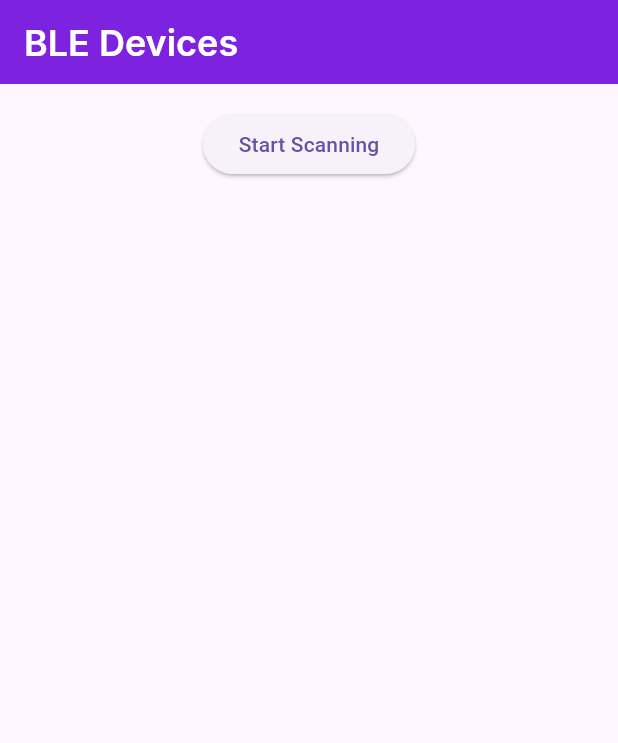
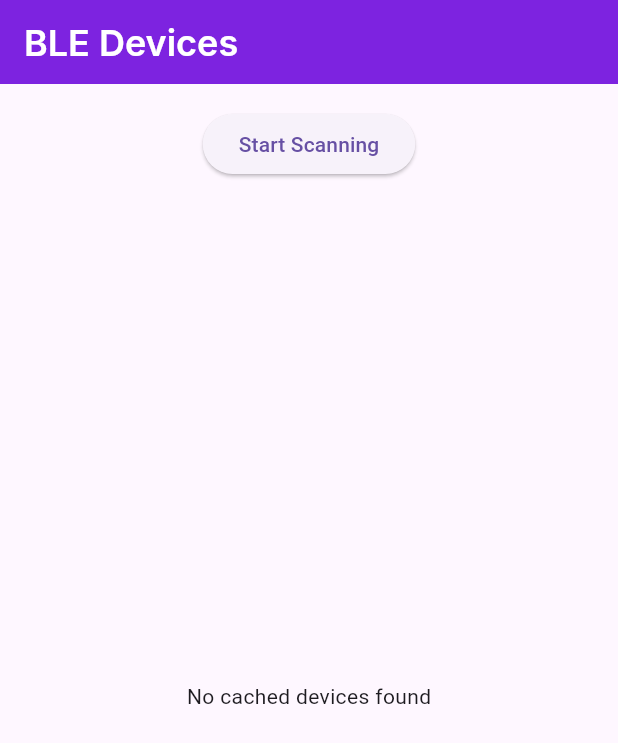
Before and after one commit to gagandeepkaur15/smart-home, a Flutter app: the BLEScanScreen screen opened by its route, on a phone screen of 412 x 824 dp. Shown: the top 743 px of the screen. Run offline on Flutter 3.47's test engine with Material 3 defaults, Android fonts, the phone set to English and light mode, and no system bars; our stand-ins replace equatable, firebase_auth, firebase_core, flutter_bloc, flutter_blue_plus, go_router and 3 more; missing offline and left inert: mqtt_client; accounts and stored records are empty.

Commit message:
Added caching

```diff
--- a/lib/bloc/ble/ble_bloc.dart
+++ b/lib/bloc/ble/ble_bloc.dart
@@ -7,6 +7,20 @@ class BLEBloc extends Bloc<BLEEvent, BLEState> {
   final BLEService _bleService = BLEService();
 
   BLEBloc() : super(BLEInitialState()) {
+    on<BLEInitialLoad>((event, emit) async {
+      emit(BLEInitialState());
+      try {
+        final cachedDevices = await _bleService.getCachedDevices();
+        if (cachedDevices.isNotEmpty) {
+          emit(BLECachedDevicesState(cachedDevices));
+        } else {
+          emit(BLEDeviceErrorState("No cached devices found"));
+        }
+      } catch (e) {
+        emit(BLEDeviceErrorState("Failed to load cached devices"));
+      }
+    });
+
     on<BLEScanStart>((event, emit) async {
       emit(BLEScanInProgressState());
       try {
@@ -14,6 +28,7 @@ class BLEBloc extends Bloc<BLEEvent, BLEState> {
         if (devices.isEmpty) {
           emit(BLEDeviceErrorState("No devices found"));
         } else {
+          await _bleService.saveDevices(devices);
           emit(BLEScanCompleteState(devices));
         }
       } catch (e) {
--- a/lib/bloc/ble/ble_event.dart
+++ b/lib/bloc/ble/ble_event.dart
@@ -6,6 +6,7 @@ abstract class BLEEvent extends Equatable {
   List<Object?> get props => [];
 }
 
+class BLEInitialLoad extends BLEEvent {}
 
 class BLEScanStart extends BLEEvent {}
 
--- a/lib/bloc/ble/ble_state.dart
+++ b/lib/bloc/ble/ble_state.dart
@@ -1,8 +1,15 @@
 import 'package:flutter_blue_plus/flutter_blue_plus.dart';
+import 'package:smart_home/models/cached_device.dart';
 
 abstract class BLEState {}
 
 class BLEInitialState extends BLEState {}
+
+class BLECachedDevicesState extends BLEState {
+  final List<CachedDevice> devices;
+
+  BLECachedDevicesState(this.devices);
+}
 
 class BLEScanInProgressState extends BLEState {}
 
--- a/lib/bloc/mqtt/mqtt_state.dart
+++ b/lib/bloc/mqtt/mqtt_state.dart
@@ -22,7 +22,7 @@ class MQTTMessagePublishedState extends MQTTState {
 }
 
 class MQTTMessageReceivedState extends MQTTState {
-   MQTTMessageReceivedState(List<String> messages) : super(messages);
+   MQTTMessageReceivedState(super.messages);
 }
 
 class MQTTErrorState extends MQTTState {
--- /dev/null
+++ b/lib/models/cached_device.dart
@@ -0,0 +1,6 @@
+class CachedDevice {
+  final String id;
+  final String name;
+
+  CachedDevice(this.id, this.name);
+}
--- a/lib/routes/routes.dart
+++ b/lib/routes/routes.dart
@@ -43,7 +43,7 @@ GoRouter router(AuthenticationBloc authBloc) {
       GoRoute(
         path: '/ble-scan',
         builder: (BuildContext context, GoRouterState state) {
-          return BLEScanScreen();
+          return const BLEScanScreen();
         },
       ),
     ],
--- a/lib/screens/ble.dart
+++ b/lib/screens/ble.dart
@@ -7,8 +7,21 @@ import 'package:smart_home/bloc/ble/ble_event.dart';
 import 'package:smart_home/bloc/ble/ble_state.dart';
 import 'package:smart_home/theme/app_theme.dart';
 
-class BLEScanScreen extends StatelessWidget {
+class BLEScanScreen extends StatefulWidget {
   const BLEScanScreen({super.key});
+
+  @override
+  State<BLEScanScreen> createState() => _BLEScanScreenState();
+}
+
+class _BLEScanScreenState extends State<BLEScanScreen> {
+  @override
+  void initState() {
+    super.initState();
+
+    final bleBloc = BlocProvider.of<BLEBloc>(context, listen: false);
+    bleBloc.add(BLEInitialLoad());
+  }
 
   @override
   Widget build(BuildContext context) {
@@ -39,8 +52,39 @@ class BLEScanScreen extends StatelessWidget {
                   List devices = [];
                   String? connectedDeviceName;
                   String? connectedDeviceId;
-
-                  if (state is BLEScanCompleteState) {
+                  if (state is BLECachedDevicesState) {
+                    return ListView.builder(
+                      itemCount: state.devices.length,
+                      itemBuilder: (context, index) {
+                        final device = state.devices[index];
+                        return Column(
+                          children: [
+                            const SizedBox(height: 20),
+                            Text(
+                              "Cached Devices",
+                              style:
+                                  context.theme.textTheme.bodyLarge!.copyWith(
+                                fontWeight: FontWeight.w600,
+                              ),
+                            ),
+                            ListTile(
+                              title: Text(
+                                device.name.isNotEmpty
+                                    ? device.name
+                                    : "Unknown Device",
+                                style: context.theme.textTheme.bodyMedium,
+                              ),
+                              subtitle: Text(
+                                device.id,
+                                style: context.theme.textTheme.bodySmall,
+                              ),
+                              onTap: () {},
+                            ),
+                          ],
+                        );
+                      },
+                    );
+                  } else if (state is BLEScanCompleteState) {
                     devices = state.devices;
                   } else if (state is BLEDeviceConnectedState) {
                     connectedDeviceName = state.device.name.isNotEmpty
--- a/pubspec.yaml
+++ b/pubspec.yaml
@@ -44,6 +44,7 @@ dependencies:
   flutter_blue_plus: ^1.34.4
   permission_handler: ^11.3.1
   mqtt_client: ^10.5.1
+  shared_preferences: ^2.3.3
 
 dev_dependencies:
   flutter_test:
```
Also changed, not shown: lib/services/ble.dart (+38 -0 lines), lib/services/mqtt.dart (+15 -12 lines), pubspec.lock, 1 other file.
